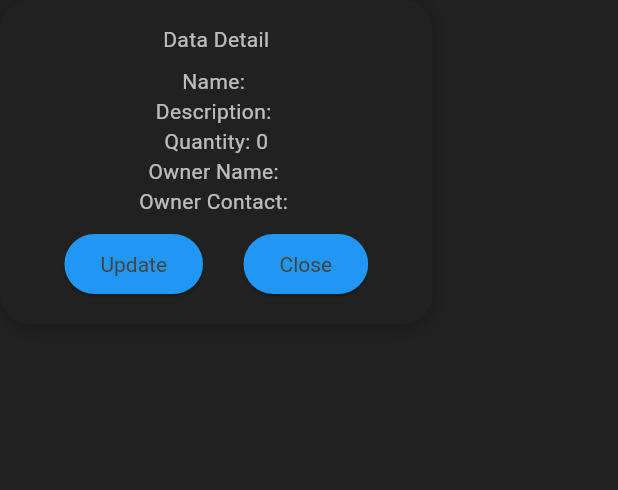
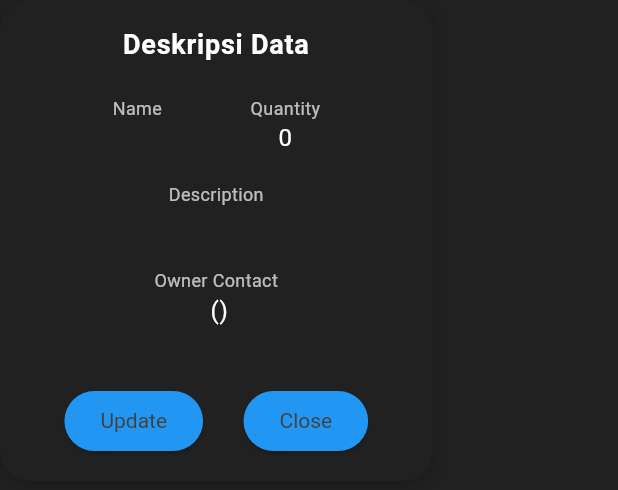
Before and after one commit to izasoerya/bamboo_app, a Flutter app: the CustomInfoWindow widget shown alone on an empty page, opened directly with empty values, on a phone screen of 412 x 824 dp. Shown: the top 490 px of the screen. Run offline on Flutter 3.47's test engine with Material 3 defaults, Android fonts, the phone set to English and light mode, and no system bars; our stand-ins replace flutter_bloc, flutter_dotenv, flutter_screenutil, geolocator, go_router, google_maps_flutter and 2 more; accounts and stored records are empty.

Commit message:
update marker

```diff
--- a/lib/src/app/presentation/widgets/atom/custom_info_window.dart
+++ b/lib/src/app/presentation/widgets/atom/custom_info_window.dart
@@ -1,5 +1,9 @@
+import 'package:bamboo_app/src/app/blocs/marker_state.dart';
+import 'package:bamboo_app/src/app/presentation/widgets/atom/info_window_data.dart';
 import 'package:bamboo_app/src/app/presentation/widgets/organism/modal_bottom_sheet.dart';
 import 'package:flutter/material.dart';
+import 'package:flutter_bloc/flutter_bloc.dart';
+import 'package:flutter_screenutil/flutter_screenutil.dart';
 
 class CustomInfoWindow extends StatelessWidget {
   final String uidMarker;
@@ -21,6 +25,10 @@ class CustomInfoWindow extends StatelessWidget {
 
   @override
   Widget build(BuildContext context) {
+    return BlocProvider(
+      create: (context) => MarkerStateBloc(),
+      child: BlocBuilder<MarkerStateBloc, MarkerState>(
+          builder: (context, snapshot) {
         return Container(
           width: MediaQuery.of(context).size.width * 0.7,
           padding: const EdgeInsets.all(16.0),
@@ -40,28 +48,36 @@ class CustomInfoWindow extends StatelessWidget {
             crossAxisAlignment: CrossAxisAlignment.center,
             children: [
               Text(
-            'Data Detail',
-            style: Theme.of(context).textTheme.bodyMedium,
+                'Deskripsi Data',
+                style: Theme.of(context).textTheme.bodyLarge!.copyWith(
+                      fontSize: 18,
+                      fontWeight: FontWeight.bold,
+                    ),
                 textAlign: TextAlign.center,
               ),
-          const SizedBox(height: 8.0),
-          Text('Name: $name'),
-          Text('Description: $description'),
-          Text('Quantity: $qty'),
-          Text('Owner Name: $ownerName'),
-          Text('Owner Contact: $ownerContact'),
-          const SizedBox(height: 8.0),
+              SizedBox(height: 0.025.sh),
+              Row(
+                mainAxisAlignment: MainAxisAlignment.spaceEvenly,
+                children: [
+                  InfoWindowData(header: 'Name', data: name),
+                  InfoWindowData(header: 'Quantity', data: qty.toString()),
+                ],
+              ),
+              InfoWindowData(header: 'Description', data: description),
+              InfoWindowData(
+                  header: 'Owner Contact', data: '$ownerName ($ownerContact)'),
+              SizedBox(height: 0.025.sh),
               Row(
                 mainAxisAlignment: MainAxisAlignment.spaceEvenly,
                 children: [
                   ElevatedButton(
                     onPressed: () {
-                  Navigator.of(context).pop();
                       showModalBottomSheet(
                         context: context,
                         isScrollControlled: true,
                         builder: (BuildContext modalContext) =>
-                        ModalBottomSheet(parentContext: context),
+                            ModalBottomSheet(
+                                parentContext: context, uidMarker: uidMarker),
                       );
                     },
                     child: const Text('Update'),
@@ -75,5 +91,7 @@ class CustomInfoWindow extends StatelessWidget {
             ],
           ),
         );
+      }),
+    );
   }
 }
--- /dev/null
+++ b/lib/src/app/presentation/widgets/atom/info_window_data.dart
@@ -0,0 +1,34 @@
+import 'package:flutter/material.dart';
+import 'package:flutter_screenutil/flutter_screenutil.dart';
+
+class InfoWindowData extends StatelessWidget {
+  final String header;
+  final String data;
+  const InfoWindowData({super.key, required this.header, required this.data});
+
+  @override
+  Widget build(BuildContext context) {
+    return Container(
+      alignment: Alignment.center,
+      child: Column(
+        children: [
+          Text(
+            header,
+            style: Theme.of(context).textTheme.bodyMedium!.copyWith(
+                  fontSize: 12,
+                ),
+            textAlign: TextAlign.center,
+          ),
+          Text(
+            data,
+            style: Theme.of(context).textTheme.bodyLarge!.copyWith(
+                  fontSize: 16,
+                ),
+            textAlign: TextAlign.center,
+          ),
+          Padding(padding: EdgeInsets.only(top: 0.02.sh)),
+        ],
+      ),
+    );
+  }
+}
--- a/lib/src/app/presentation/widgets/organism/modal_bottom_sheet.dart
+++ b/lib/src/app/presentation/widgets/organism/modal_bottom_sheet.dart
@@ -33,7 +33,6 @@ class _ModalBottomSheetState extends State<ModalBottomSheet> {
 
   @override
   void initState() {
-    print(widget.uidMarker);
     super.initState();
   }
 
--- a/lib/src/domain/infrastructure/i_marker.dart
+++ b/lib/src/domain/infrastructure/i_marker.dart
@@ -46,9 +46,20 @@ class InfrastructureMarker implements RepositoryPolygon {
   }
 
   @override
-  Future<EntitiesMarker?> updateMarker(EntitiesMarker marker) {
-    // TODO: implement updatePolygon
-    throw UnimplementedError();
+  Future<EntitiesMarker?> updateMarker(EntitiesMarker marker) async {
+    print(marker.uid);
+    try {
+      final res = await db
+          .from('marker')
+          .update(marker.copyWith(uid: _uuid.v4()).toJSON())
+          .eq('uid', marker.uid)
+          .select()
+          .single();
+      return EntitiesMarker.fromJSON(res);
+    } catch (e) {
+      print('Error: $e');
+      return null;
+    }
   }
 
   @override
```
Lines whose indentation alone changed are shown as unchanged.
